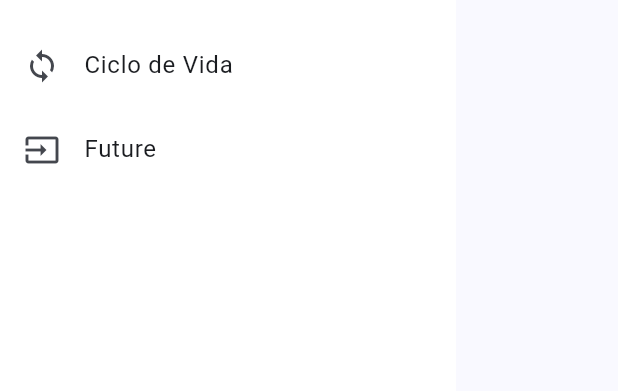
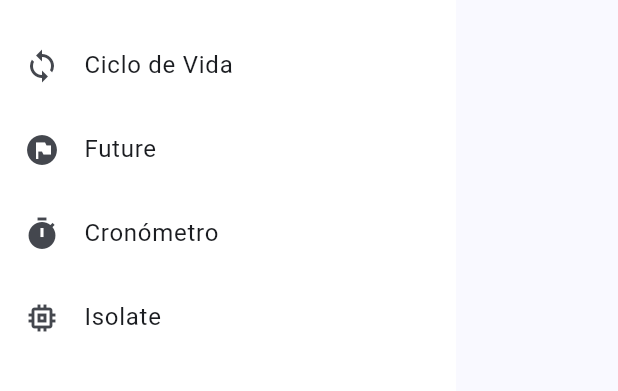
Before and after one commit to AlejoHV/Talleres-moviles, a Flutter app: the CustomDrawer widget shown alone on an empty page, opened directly, on a phone screen of 412 x 824 dp, the part 482-873 px from its top. Run offline on Flutter 3.47's test engine with Material 3 defaults, Android fonts, the phone set to English and light mode, and no system bars; our stand-ins replace go_router; network calls fail.

Commit message:
feat: ralización del taller 3 - Segundo plano, asincronía y servicios en Flutter

```diff
--- a/lib/routes/app_router.dart
+++ b/lib/routes/app_router.dart
@@ -1,5 +1,7 @@
 import 'package:go_router/go_router.dart';
 import 'package:talleresmoviles/views/ciclo_vida/ciclo_vida_screen.dart';
+import 'package:talleresmoviles/views/cronometro/timer_screen.dart';
+import 'package:talleresmoviles/views/isolate/isolate_screen.dart';
 import 'package:talleresmoviles/views/paso_parametros/detalle_screen.dart';
 import 'package:talleresmoviles/views/paso_parametros/paso_parametros_screen.dart';
 import 'package:talleresmoviles/views/tabbar_widget/vehiculos_screen.dart';
@@ -50,5 +52,17 @@ final GoRouter appRouter = GoRouter(
       name: 'future',
       builder: (context, state) => const FutureView(),
     ),
+    //!Ruta para el Cronómetro
+    GoRoute(
+      path: '/cronometro',
+      name: 'cronometro',
+      builder: (context, state) => const TimerScreen(),
+    ),
+    // !Ruta para el Isolate
+    GoRoute(
+      path: '/isolate',
+      name: 'isolate',
+      builder: (context, state) => const IsolateView(),
+    ),
   ],
 );
--- a/lib/views/future/future_screen.dart
+++ b/lib/views/future/future_screen.dart
@@ -8,6 +8,9 @@ class Piloto {
   final String fotografiaUrl;
   Piloto(this.nombre, this.fotografiaUrl);
 }
+
+String _mensaje = "Cargando…";
+bool _hayError = false;
 
 class FutureView extends StatefulWidget {
   const FutureView({super.key});
@@ -21,14 +24,13 @@ class _FutureViewState extends State<FutureView> {
 
   @override
   // !inicializa el estado
-  // *llama a la funcion obtenerDatos() para cargar los datos al iniciar
   void initState() {
     super.initState();
     obtenerDatos(); // carga al iniciar
   }
 
   // !Funcion que simula una carga de datos
-  //*espera 5 segundos antes de cargar los datos, esto simula una carga de datos.
+  //*espera 2 segundos antes de cargar los datos, esto simula una carga de datos.
   Future<List<Piloto>> cargarPilotos() async {
     //future.delayed() simula una carga de datos
     await Future.delayed(const Duration(seconds: 2));
@@ -73,34 +75,57 @@ class _FutureViewState extends State<FutureView> {
         'Johann Zarco',
         'https://cdn-3.motorsport.com/images/mgl/2Gz8QOr0/s8/johann-zarco-team-lcr-honda.jpg',
       ),
+      //throw Exception("Simulación de error"); // Descomentar esta línea para simular un error
     ];
   }
 
   // !Funcion que obtiene los datos
-  // *carga los datos y los asigna a la lista _nombres
+  // *carga los datos y los asigna a la lista _pilotos
   Future<void> obtenerDatos() async {
-    final datos =
-        await cargarPilotos(); // await porque cargarNombres es una funcion asincrona
-
-    //!mounted es una propiedad de State que indica si el widget está montado en el árbol de widgets
-    //mounted es true si el widget está montado en el árbol de widgets
-    //mounted es false si el widget no está montado en el árbol de widgets
-
-    if (!mounted) return; //funciones de flecha
+    print("🔵 ANTES de la carga de pilotos"); // Antes de la carga
     setState(() {
-      // se encarga de redibujar la pantalla
-      _pilotos = datos;
+      _mensaje = "Cargando…";
+      _hayError = false;
     });
+    try {
+      print("🟡 DURANTE la carga de pilotos"); // Durante la carga
+      final datos = await cargarPilotos();
+      if (!mounted) return;
+      setState(() {
+        _pilotos = datos;
+        _mensaje = "¡Éxito!";
+        _hayError = false;
+      });
+      print("🟢 DESPUÉS de la carga de pilotos (éxito)"); // Después de la carga
+    } catch (e) {
+      setState(() {
+        _mensaje = "Error al cargar los pilotos";
+        _hayError = true;
+      });
+      print("🔴 DESPUÉS de la carga de pilotos (error)"); // Después de la carga
+    }
   }
 
   @override
   Widget build(BuildContext context) {
     return BaseView(
       title: 'Pilotos - MotoGP',
-      body:
-          //*si la lista esta vacia muestra un CircularProgressIndicator
-          _pilotos.isEmpty
-          ? const Center(child: CircularProgressIndicator())
+      body: _pilotos.isEmpty
+          ? Center(
+              child: Column(
+                mainAxisAlignment: MainAxisAlignment.center,
+                children: [
+                  if (!_hayError) const CircularProgressIndicator(),
+                  const SizedBox(height: 16),
+                  Text(_mensaje, style: const TextStyle(fontSize: 18)),
+                  if (_hayError)
+                    ElevatedButton(
+                      onPressed: obtenerDatos,
+                      child: const Text("Reintentar"),
+                    ),
+                ],
+              ),
+            )
           : Padding(
               padding: const EdgeInsets.all(10.0),
               child: GridView.builder(
@@ -133,7 +158,7 @@ class _FutureViewState extends State<FutureView> {
                                 const Icon(Icons.person, size: 60),
                           ),
                         ),
-                        const SizedBox(height: 10),
+                        const SizedBox(height: 5),
                         Text(
                           piloto.nombre,
                           style: const TextStyle(
--- a/lib/widgets/custom_drawer.dart
+++ b/lib/widgets/custom_drawer.dart
@@ -61,10 +61,26 @@ class CustomDrawer extends StatelessWidget {
           ),
           //!FUTURE
           ListTile(
-            leading: const Icon(Icons.input),
+            leading: const Icon(Icons.flag_circle),
             title: const Text('Future'),
             onTap: () {
               context.go('/future');
+            },
+          ),
+          //!TIMER
+          ListTile(
+            leading: const Icon(Icons.timer),
+            title: const Text('Cronómetro'),
+            onTap: () {
+              context.go('/cronometro');
+            },
+          ),
+          //!ISOLATE
+          ListTile(
+            leading: const Icon(Icons.memory),
+            title: const Text('Isolate'),
+            onTap: () {
+              context.go('/isolate');
             },
           ),
         ],
```
Also changed, not shown: lib/views/cronometro/timer_screen.dart (added, +141 -0 lines), lib/views/home/home_screen.dart (+9 -5 lines), lib/views/isolate/isolate_screen.dart (added, +162 -0 lines), 1 other file.
